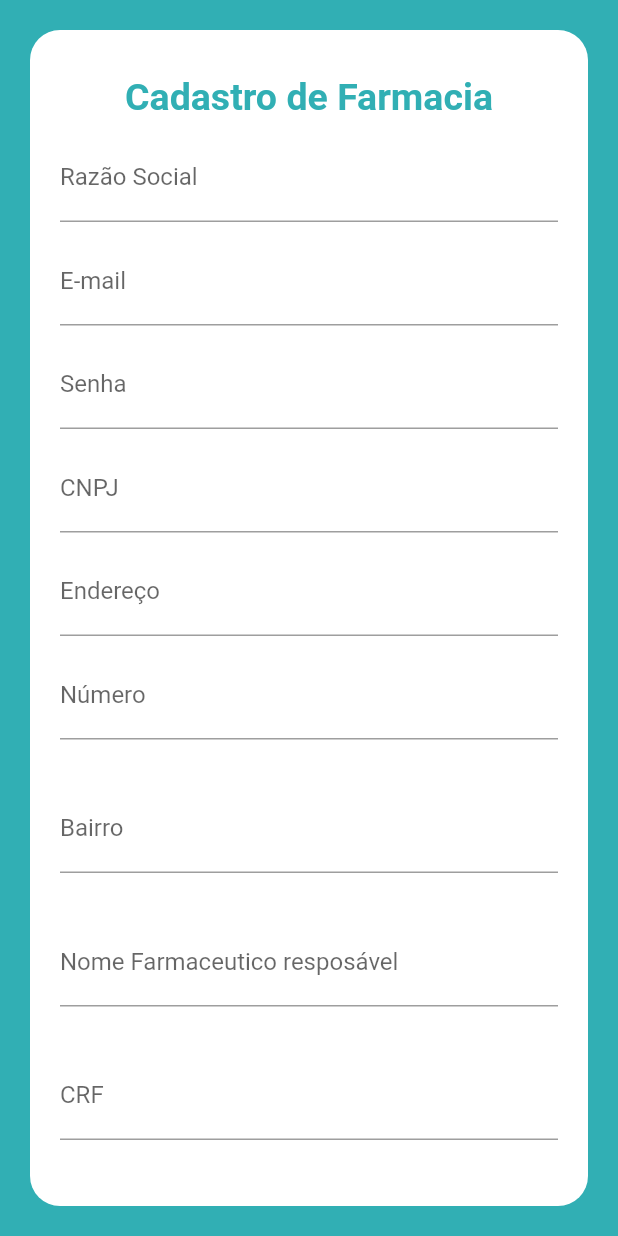
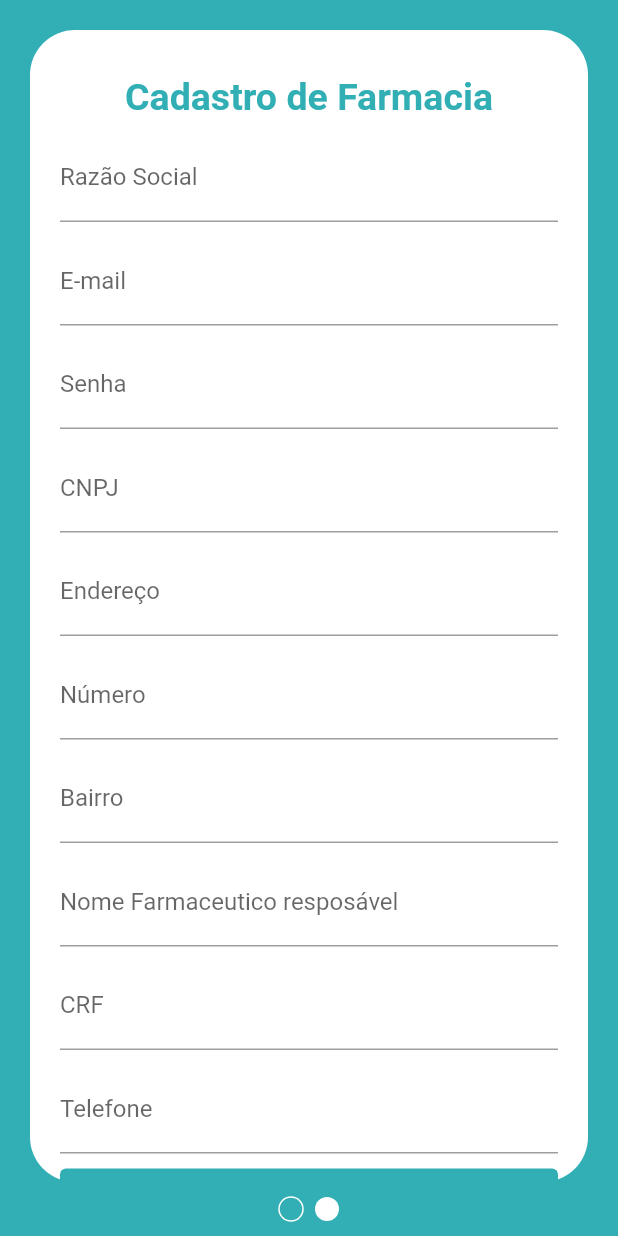
Before and after one commit to mathtgm/app_pharma, a Flutter app: the pageCadastro screen opened directly, swiped to page 2, on a phone screen of 412 x 824 dp. Run offline on Flutter 3.47's test engine with Material 2 defaults, Android fonts, the phone set to English and light mode, and no system bars; drawn by our look-alikes of smooth_page_indicator; our stand-ins replace mask_text_input_formatter; missing offline and left inert: cpf_cnpj_validator.

Commit message:
Correção na tela de cadastro

```diff
--- a/lib/views/FormFarmacia.dart
+++ b/lib/views/FormFarmacia.dart
@@ -96,6 +96,7 @@ class formFarm extends StatelessWidget {
                 Padding(
                   padding: EdgeInsets.only(bottom: 10),
                   child: TextFormField(
+                    keyboardType: TextInputType.number,
                     inputFormatters: [maskCNPJ],
                     decoration: InputDecoration(
                       labelText: "CNPJ",
@@ -137,8 +138,9 @@ class formFarm extends StatelessWidget {
                   ),
                 ),
                 Padding(
-                  padding: EdgeInsets.only(bottom: 30),
+                  padding: EdgeInsets.only(bottom: 10),
                   child: TextFormField(
+                    keyboardType: TextInputType.number,
                     decoration: InputDecoration(
                       labelText: "Número",
                       focusedBorder: OutlineInputBorder(
@@ -156,7 +158,7 @@ class formFarm extends StatelessWidget {
                   ),
                 ),
                 Padding(
-                  padding: EdgeInsets.only(bottom: 30),
+                  padding: EdgeInsets.only(bottom: 10),
                   child: TextFormField(
                     decoration: InputDecoration(
                       labelText: "Bairro",
@@ -175,7 +177,7 @@ class formFarm extends StatelessWidget {
                   ),
                 ),
                 Padding(
-                  padding: EdgeInsets.only(bottom: 30),
+                  padding: EdgeInsets.only(bottom: 10),
                   child: TextFormField(
                     decoration: InputDecoration(
                       labelText: "Nome Farmaceutico resposável",
@@ -194,8 +196,9 @@ class formFarm extends StatelessWidget {
                   ),
                 ),
                 Padding(
-                  padding: EdgeInsets.only(bottom: 30),
+                  padding: EdgeInsets.only(bottom: 10),
                   child: TextFormField(
+                    keyboardType: TextInputType.number,
                     inputFormatters: [maskCRF],
                     decoration: InputDecoration(
                       labelText: "CRF",
@@ -214,9 +217,10 @@ class formFarm extends StatelessWidget {
                   ),
                 ),
                 Padding(
-                  padding: EdgeInsets.only(bottom: 30),
+                  padding: EdgeInsets.only(bottom: 10),
                   child: TextFormField(
                     inputFormatters: [maskCel],
+                    keyboardType: TextInputType.number,
                     decoration: InputDecoration(
                       labelText: "Telefone",
                       hintText: "(  )      -    ",
--- a/lib/views/FormUsuario.dart
+++ b/lib/views/FormUsuario.dart
@@ -93,6 +93,7 @@ class formUser extends StatelessWidget {
                 Padding(
                   padding: EdgeInsets.only(bottom: 10),
                   child: TextFormField(
+                    keyboardType: TextInputType.number,
                     inputFormatters: [maskCPF],
                     decoration: InputDecoration(
                       labelText: "CPF",
@@ -117,6 +118,7 @@ class formUser extends StatelessWidget {
                 Padding(
                   padding: EdgeInsets.only(bottom: 10),
                   child: TextFormField(
+                    keyboardType: TextInputType.number,
                     inputFormatters: [maskDate],
                     decoration: InputDecoration(
                       labelText: "Nascimento",
@@ -138,6 +140,7 @@ class formUser extends StatelessWidget {
                 Padding(
                   padding: EdgeInsets.only(bottom: 30),
                   child: TextFormField(
+                    keyboardType: TextInputType.number,
                     inputFormatters: [maskCel],
                     decoration: InputDecoration(
                       labelText: "Celular",
--- a/lib/views/PageCadastro.dart
+++ b/lib/views/PageCadastro.dart
@@ -3,6 +3,7 @@ import 'package:flutter/material.dart';
 import 'package:flutter/rendering.dart';
 import 'package:pharma_app/views/FormUsuario.dart';
 import 'package:pharma_app/views/FormFarmacia.dart';
+import 'package:smooth_page_indicator/smooth_page_indicator.dart';
 
 class pageCadastro extends StatefulWidget {
   const pageCadastro({Key? key}) : super(key: key);
@@ -19,12 +20,15 @@ class _pageCadastroState extends State<pageCadastro> {
     return Scaffold(
       backgroundColor: Color.fromARGB(255, 49, 175, 180),
       body: SafeArea(
+        child: Column(
+          children: [
+            Expanded(
               child: Padding(
-          padding: EdgeInsets.all(20.0),
+                padding: EdgeInsets.fromLTRB(20, 20, 20, 10),
                 child: Container(
                   decoration: BoxDecoration(
                     color: Colors.white,
-              borderRadius: BorderRadius.circular(20),
+                    borderRadius: BorderRadius.circular(30),
                   ),
                   child: PageView(
                     controller: controller,
@@ -37,6 +41,21 @@ class _pageCadastroState extends State<pageCadastro> {
                 ),
               ),
             ),
+            Padding(
+              padding: const EdgeInsets.only(bottom: 10),
+              child: SmoothPageIndicator(
+                  controller: controller, // PageController
+                  count: 2,
+                  effect: JumpingDotEffect(
+                    dotColor: Colors.white,
+                    paintStyle: PaintingStyle.stroke,
+                    activeDotColor: Colors.white,
+                  ), // your preferred effect
+                  onDotClicked: (index) {}),
+            )
+          ],
+        ),
+      ),
     );
   }
 }
--- a/pubspec.yaml
+++ b/pubspec.yaml
@@ -31,6 +31,7 @@ dependencies:
   cupertino_icons: ^1.0.2
   mask_text_input_formatter: ^2.0.0
   cpf_cnpj_validator: 2.0.0
+  smooth_page_indicator: ^1.0.0+2
 
 dev_dependencies:
   flutter_test:
```
Also changed, not shown: pubspec.lock. Lines whose indentation alone changed are shown as unchanged.
